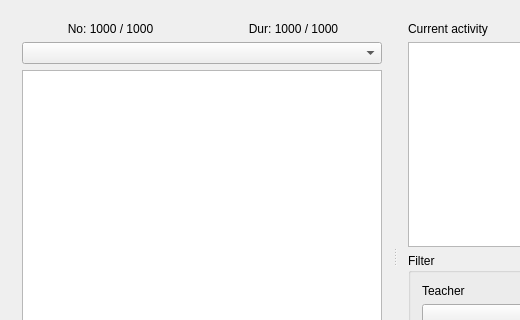
This is src/interface/activitiesform_template.ui in rodolforg/fet as Qt 5 draws it before an edit; both pictures show x 0 to 520 and y 0 to 320 of the 790 by 540 pixel window. The edited form follows.
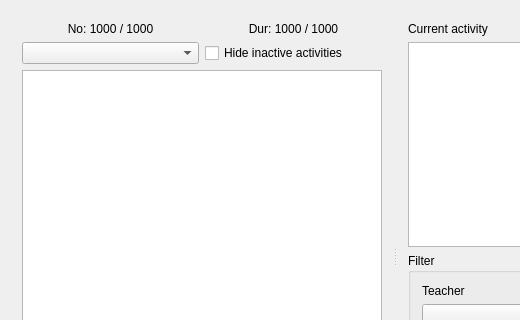
This is the edited form.

Commit message: allow to hide inactive activities in Activity Form

Patch:
```diff
--- a/src/interface/activitiesform_template.ui
+++ b/src/interface/activitiesform_template.ui
@@ -54,7 +54,7 @@
          </property>
         </widget>
        </item>
-       <item row="3" column="0" colspan="2">
+       <item row="3" column="0">
         <widget class="QComboBox" name="sortComboBox">
          <property name="sizePolicy">
           <sizepolicy hsizetype="Preferred" vsizetype="Fixed">
@@ -64,6 +64,13 @@
          </property>
         </widget>
        </item>
+       <item row="3" column="1">
+        <widget class="QCheckBox" name="hideInactiveCheckBox">
+         <property name="text">
+          <string>Hide inactive activities</string>
+         </property>
+        </widget>
+       </item>
       </layout>
      </widget>
      <widget class="QWidget" name="layoutWidget2">
```
The commit also changes 1 other file.
